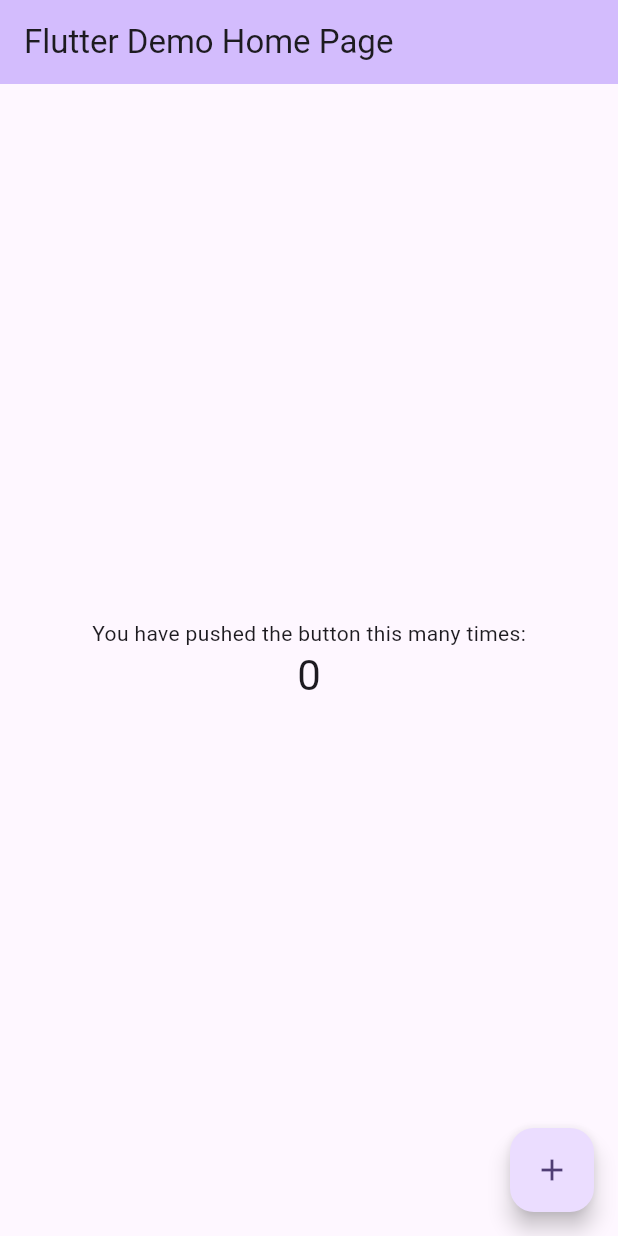
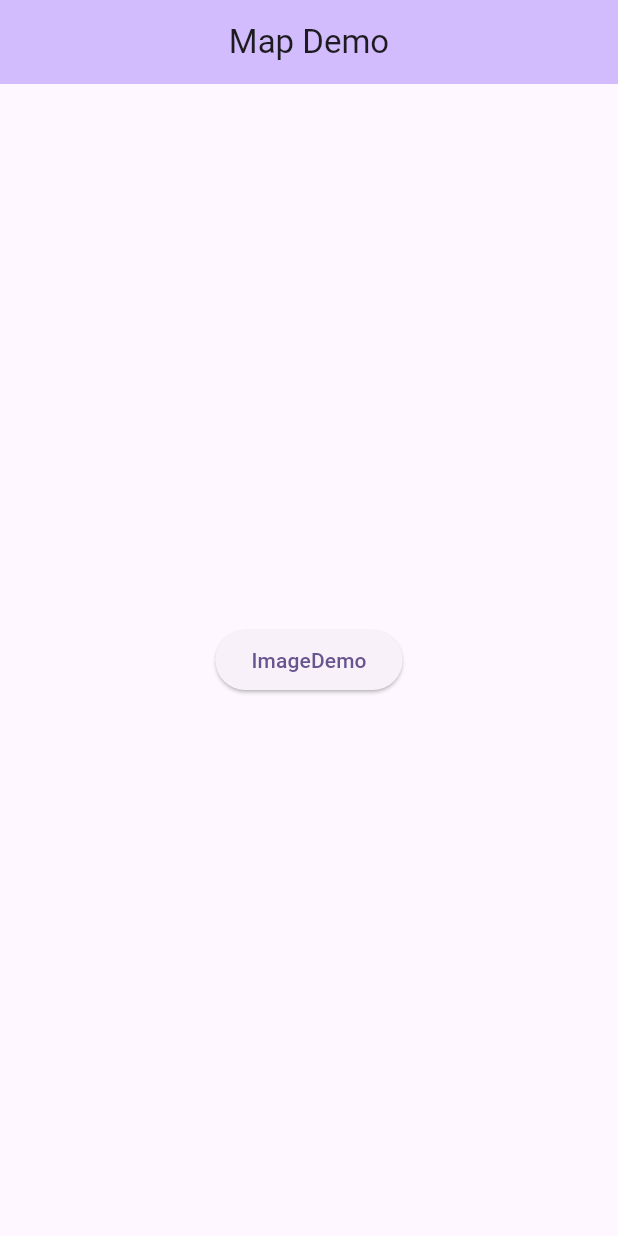
Before and after one commit to RobbyKriegk/bachelorproject, a Flutter app: the screen it shows after launch, on a phone screen of 412 x 824 dp. Run offline on Flutter 3.47's test engine with Material 3 defaults, Android fonts, the light colour scheme and no system bars; our stand-ins replace flutter_riverpod.

Commit message:
first app idea implemented

```diff
--- a/mapproject/analysis_options.yaml
+++ b/mapproject/analysis_options.yaml
@@ -26,3 +26,6 @@ linter:
 
 # Additional information about this file can be found at
 # https://dart.dev/guides/language/analysis-options
+  analyzer:
+  plugins:
+    - custom_lint
--- /dev/null
+++ b/mapproject/lib/image_demo/imagedemo.dart
@@ -0,0 +1,26 @@
+import 'package:flutter/material.dart';
+import 'package:mapproject/image_demo/choose_poi_button.dart';
+import 'package:mapproject/image_demo/poilayer.dart';
+
+class ImageDemo extends StatefulWidget {
+  const ImageDemo({super.key});
+
+  @override
+  State<ImageDemo> createState() => _ImageDemoState();
+}
+
+class _ImageDemoState extends State<ImageDemo> {
+  @override
+  Widget build(BuildContext context) {
+    return const Column(
+      mainAxisAlignment: MainAxisAlignment.center,
+      children: <Widget>[
+        Stack(children: <Widget>[
+          Image(image: AssetImage('assets/images/fluchtplan.jpeg')),
+          PoILayer()
+        ]),
+        ChoosePOIButton()
+      ],
+    );
+  }
+}
--- a/mapproject/lib/main.dart
+++ b/mapproject/lib/main.dart
@@ -1,7 +1,10 @@
 import 'package:flutter/material.dart';
+import 'package:flutter_riverpod/flutter_riverpod.dart';
+
+import 'image_demo/imagedemo.dart';
 
 void main() {
-  runApp(const MyApp());
+  runApp(const ProviderScope(child: MyApp()));
 }
 
 class MyApp extends StatelessWidget {
@@ -11,43 +14,18 @@
   @override
   Widget build(BuildContext context) {
     return MaterialApp(
-      title: 'Flutter Demo',
+      title: 'Map Demo',
       theme: ThemeData(
-        // This is the theme of your application.
-        //
-        // TRY THIS: Try running your application with "flutter run". You'll see
-        // the application has a purple toolbar. Then, without quitting the app,
-        // try changing the seedColor in the colorScheme below to Colors.green
-        // and then invoke "hot reload" (save your changes or press the "hot
-        // reload" button in a Flutter-supported IDE, or press "r" if you used
-        // the command line to start the app).
-        //
-        // Notice that the counter didn't reset back to zero; the application
-        // state is not lost during the reload. To reset the state, use hot
-        // restart instead.
-        //
-        // This works for code too, not just values: Most code changes can be
-        // tested with just a hot reload.
         colorScheme: ColorScheme.fromSeed(seedColor: Colors.deepPurple),
         useMaterial3: true,
       ),
-      home: const MyHomePage(title: 'Flutter Demo Home Page'),
+      home: const MyHomePage(title: 'Map Demo'),
     );
   }
 }
 
 class MyHomePage extends StatefulWidget {
   const MyHomePage({super.key, required this.title});
-
-  // This widget is the home page of your application. It is stateful, meaning
-  // that it has a State object (defined below) that contains fields that affect
-  // how it looks.
-
-  // This class is the configuration for the state. It holds the values (in this
-  // case the title) provided by the parent (in this case the App widget) and
-  // used by the build method of the State. Fields in a Widget subclass are
-  // always marked "final".
-
   final String title;
 
   @override
@@ -55,71 +33,30 @@
 }
 
 class _MyHomePageState extends State<MyHomePage> {
-  int _counter = 0;
-
-  void _incrementCounter() {
-    setState(() {
-      // This call to setState tells the Flutter framework that something has
-      // changed in this State, which causes it to rerun the build method below
-      // so that the display can reflect the updated values. If we changed
-      // _counter without calling setState(), then the build method would not be
-      // called again, and so nothing would appear to happen.
-      _counter++;
-    });
-  }
+  Widget demo = const SizedBox();
 
   @override
   Widget build(BuildContext context) {
-    // This method is rerun every time setState is called, for instance as done
-    // by the _incrementCounter method above.
-    //
-    // The Flutter framework has been optimized to make rerunning build methods
-    // fast, so that you can just rebuild anything that needs updating rather
-    // than having to individually change instances of widgets.
     return Scaffold(
       appBar: AppBar(
-        // TRY THIS: Try changing the color here to a specific color (to
-        // Colors.amber, perhaps?) and trigger a hot reload to see the AppBar
-        // change color while the other colors stay the same.
         backgroundColor: Theme.of(context).colorScheme.inversePrimary,
-        // Here we take the value from the MyHomePage object that was created by
-        // the App.build method, and use it to set our appbar title.
-        title: Text(widget.title),
+        title: Center(child: Text(widget.title)),
       ),
       body: Center(
-        // Center is a layout widget. It takes a single child and positions it
-        // in the middle of the parent.
         child: Column(
-          // Column is also a layout widget. It takes a list of children and
-          // arranges them vertically. By default, it sizes itself to fit its
-          // children horizontally, and tries to be as tall as its parent.
-          //
-          // Column has various properties to control how it sizes itself and
-          // how it positions its children. Here we use mainAxisAlignment to
-          // center the children vertically; the main axis here is the vertical
-          // axis because Columns are vertical (the cross axis would be
-          // horizontal).
-          //
-          // TRY THIS: Invoke "debug painting" (choose the "Toggle Debug Paint"
-          // action in the IDE, or press "p" in the console), to see the
-          // wireframe for each widget.
           mainAxisAlignment: MainAxisAlignment.center,
           children: <Widget>[
-            const Text(
-              'You have pushed the button this many times:',
-            ),
-            Text(
-              '$_counter',
-              style: Theme.of(context).textTheme.headlineMedium,
-            ),
+            Stack(children: <Widget>[demo]),
+            ElevatedButton(
+                onPressed: () {
+                  setState(() {
+                    demo = const ImageDemo();
+                  });
+                },
+                child: const Text('ImageDemo')),
           ],
         ),
       ),
-      floatingActionButton: FloatingActionButton(
-        onPressed: _incrementCounter,
-        tooltip: 'Increment',
-        child: const Icon(Icons.add),
-      ), // This trailing comma makes auto-formatting nicer for build methods.
     );
   }
 }
```
Also changed, not shown: mapproject/lib/image_demo/choose_poi_button.dart (added, +37 -0 lines), mapproject/lib/image_demo/poi_button_site/poi_button_site.dart (added, +17 -0 lines), mapproject/lib/image_demo/poi_button_site/poi_buttons.dart (added, +46 -0 lines), mapproject/lib/image_demo/poi_list.dart (added, +9 -0 lines), mapproject/lib/image_demo/poilayer.dart (added, +69 -0 lines), mapproject/lib/image_demo/provider.dart (added, +14 -0 lines), mapproject/pubspec.yaml (+10 -3 lines), mapproject/assets/images/fluchtplan.jpeg (added), mapproject/pubspec.lock, 6 other files.
